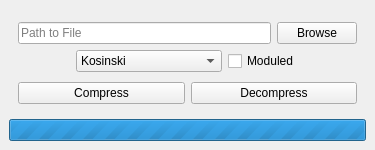
This is mainwindow.ui in Clownacy/clowncomptool as Qt 5 draws it before an edit. The edited form follows.
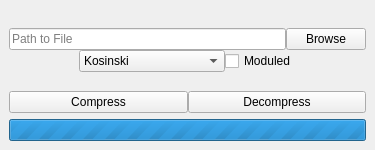
This is the edited form. Icons and pictures are not drawn.

Commit message: Fix widget spacing.

Diff of the .ui file:
```diff
--- a/mainwindow.ui
+++ b/mainwindow.ui
@@ -31,6 +31,21 @@
     <item>
      <widget class="QWidget" name="controls" native="true">
       <layout class="QVBoxLayout" name="verticalLayout_Controls">
+       <property name="spacing">
+        <number>0</number>
+       </property>
+       <property name="leftMargin">
+        <number>0</number>
+       </property>
+       <property name="topMargin">
+        <number>0</number>
+       </property>
+       <property name="rightMargin">
+        <number>0</number>
+       </property>
+       <property name="bottomMargin">
+        <number>0</number>
+       </property>
        <item>
         <layout class="QHBoxLayout" name="horizontalLayout_2"/>
        </item>
```
